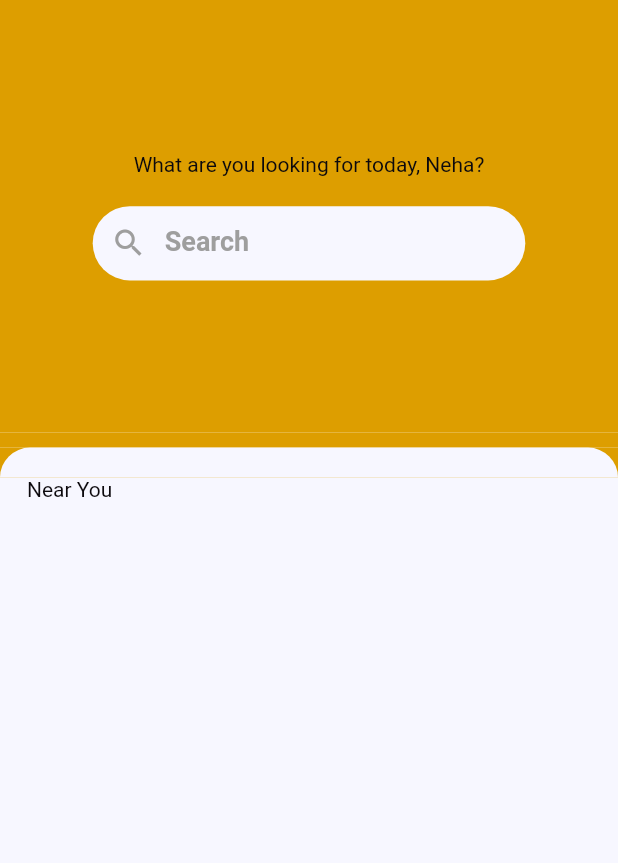
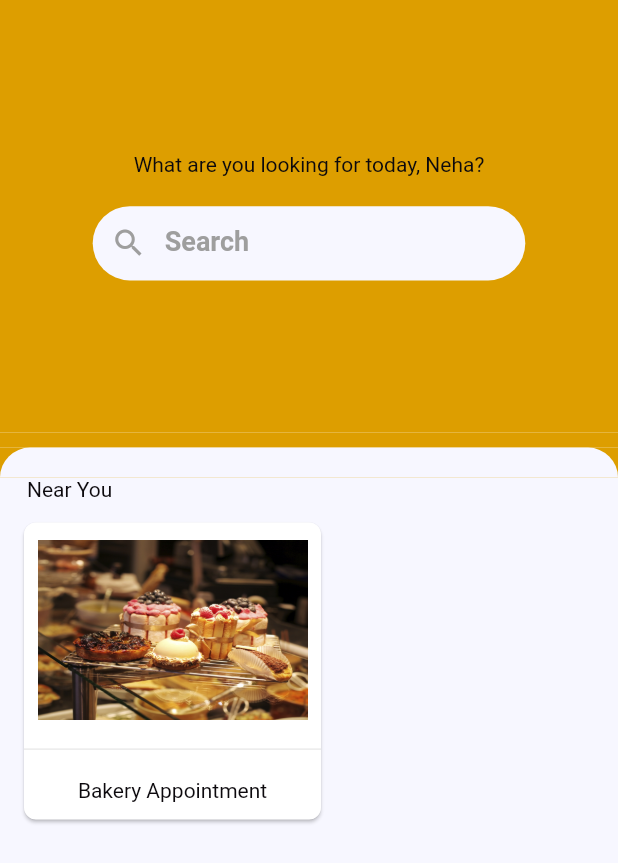
Before and after one commit to nehamdr225/Appointment, a Flutter app: the screen it shows after launch, on a phone screen of 412 x 824 dp. Shown: the top 863 px of the screen. Run offline on Flutter 3.47's test engine with Material 2 defaults, Android fonts, the phone set to English and light mode, and no system bars; Roboto replaces fonts that are missing (Montserrat); statements that could not run were skipped.

Commit message:
adding grid look to home page

```diff
--- /dev/null
+++ b/lib/Widget/atoms/FancyText.dart
@@ -0,0 +1,42 @@
+import 'package:appointment/state/src/theme.dart';
+import 'package:flutter/material.dart';
+
+class FancyText extends StatelessWidget {
+  final String text;
+  final double size;
+  final fontWeight;
+  final Function onTap;
+  final TextDecoration decoration;
+  final Color color;
+  final fontfamily;
+  final TextAlign textAlign;
+
+  FancyText(
+      {this.text,
+      this.color,
+      this.fontWeight,
+      this.fontfamily: 'Montserrat',
+      this.size,
+      this.onTap,
+      this.decoration,
+      this.textAlign: TextAlign.center});
+  @override
+  Widget build(BuildContext context) {
+    return Material(
+        color: Colors.transparent,
+        child: InkWell(
+          onTap: onTap,
+          child: Text(text,
+              textAlign: textAlign,
+              style: TextStyle(
+                fontWeight: fontWeight,
+                  fontFamily: fontfamily,
+                  fontSize: size,
+                  color: color,
+                  decoration: decoration,
+                  decorationColor: textLightMode),
+        ),
+      ),
+    );
+  }
+}
--- /dev/null
+++ b/lib/Widget/atoms/Forms.dart
@@ -0,0 +1,77 @@
+import 'package:appointment/state/src/theme.dart';
+import 'package:flutter/material.dart';
+
+class FForms extends StatelessWidget {
+  final bool obscure;
+  final String text;
+  final bool labeltext;
+  final icon;
+  final prefix;
+  final TextInputType type;
+  final Function onChanged;
+  final height;
+  final width;
+  final underline;
+  final borderColor;
+  final style = TextStyle(
+      fontFamily: 'Montserrat',
+      fontWeight: FontWeight.bold,
+      fontSize: 18,
+      color: Colors.grey[400]);
+  FForms({
+    this.text,
+    this.height,
+    this.labeltext: true,
+    this.width,
+    this.type,
+    this.obscure: false,
+    this.onChanged,
+    this.icon,
+    this.prefix,
+    this.underline: false,
+    this.borderColor : Colors.white,
+  });
+
+  @override
+  Widget build(BuildContext context) {
+    return Container(
+      height: height,
+      width: width,
+      color: borderColor,
+      child: TextField(
+        keyboardType: type,
+        autofocus: false,
+        obscureText: obscure,
+        onChanged: onChanged,
+        decoration: InputDecoration(
+          border: OutlineInputBorder(
+              borderSide: BorderSide(
+            color: textLightMode
+          )),
+          prefix: prefix,
+          prefixIcon: icon,
+          hintText: labeltext == true ? text : '',
+          enabled: true,
+          labelStyle: style,
+          labelText: text,
+          enabledBorder: underline == false
+              ? OutlineInputBorder(
+                  borderSide:
+                      BorderSide(color: textDark_Yellow))
+              : UnderlineInputBorder(
+                  borderSide: BorderSide(
+                  color: Theme.of(context).colorScheme.primaryVariant,
+                )),
+          focusedBorder: underline == false
+              ? OutlineInputBorder(
+                  borderSide:
+                      BorderSide(color: Theme.of(context).colorScheme.primary))
+              : UnderlineInputBorder(
+                  borderSide: BorderSide(
+                  color: Theme.of(context).colorScheme.primaryVariant,
+                )),
+        ),
+      ),
+    );
+  }
+}
--- /dev/null
+++ b/lib/Widget/molecules/GridLook.dart
@@ -0,0 +1,42 @@
+import 'package:appointment/Widget/atoms/FancyText.dart';
+import 'package:flutter/material.dart';
+
+class GridLook extends StatelessWidget {
+  // final image;
+  // final imgheight;
+  // final name;
+  // final id;
+  // final wishlist;
+  // GridLook({this.image, this.imgheight, this.name, this.id, this.wishlist});
+  @override
+  Widget build(BuildContext context) {
+    return Card(
+      borderOnForeground: true,
+      shape: RoundedRectangleBorder(
+        borderRadius: BorderRadius.circular(8.0),
+      ),
+      child: Container(
+        child: InkWell(
+          onTap: () {
+            // Navigator.of(context).push(MaterialPageRoute(
+            //     builder: (context) => ProductDetails(id: id)));
+          },
+          child: Column(
+            mainAxisAlignment: MainAxisAlignment.spaceEvenly,
+            children: <Widget>[
+              Image.asset(
+                'assets/images/bakery.jpg',
+                height: 120.0,
+                //width: 60.0,
+              ),
+              Divider(),
+              FancyText(
+                text: 'Bakery Appointment',
+              )
+            ],
+          ),
+        ),
+      ),
+    );
+  }
+}
--- a/lib/pages/UserHomePage.dart
+++ b/lib/pages/UserHomePage.dart
@@ -1,4 +1,5 @@
 import 'package:appointment/Widget/molecules/FForms.dart';
+import 'package:appointment/Widget/molecules/GridLook.dart';
 import 'package:appointment/state/state.dart';
 import 'package:flutter/material.dart';
 
@@ -33,7 +34,10 @@ class UserHomePage extends StatelessWidget {
                 FForms(
                   width: size.width * 0.70,
                   height: size.height * 0.06,
-                  icon: Icon(Icons.search, color: Colors.grey[500],),
+                  icon: Icon(
+                    Icons.search,
+                    color: Colors.grey[500],
+                  ),
                   text: "Search",
                   labeltext: false,
                 )
@@ -71,7 +75,10 @@ class UserHomePage extends StatelessWidget {
                     textAlign: TextAlign.justify,
                   ),
                 ),
-
+                Padding(
+                  padding: const EdgeInsets.only(left: 12.0, top: 10.0, right: 15.0, bottom: 20.0),
+                  child: Container(height: size.height*0.25, width: size.width*0.50, child: GridLook()),
+                ),
               ],
             ),
           )
--- a/pubspec.yaml
+++ b/pubspec.yaml
@@ -43,9 +43,8 @@ flutter:
   uses-material-design: true
 
   # To add assets to your application, add an assets section, like this:
-  # assets:
-  #  - images/a_dot_burr.jpeg
-  #  - images/a_dot_ham.jpeg
+  assets:
+   - assets/images/
 
   # An image asset can refer to one or more resolution-specific "variants", see
   # https://flutter.dev/assets-and-images/#resolution-aware.
```
Also changed, not shown: lib/Widget/atoms/Icons.dart (added, +19 -0 lines), lib/Widget/molecules/list.dart (deleted, +0 -10 lines), assets/images/bakery.jpg (added), assets/images/barber.jpg (added), assets/images/laundry.jpg (added), 3 other files.
